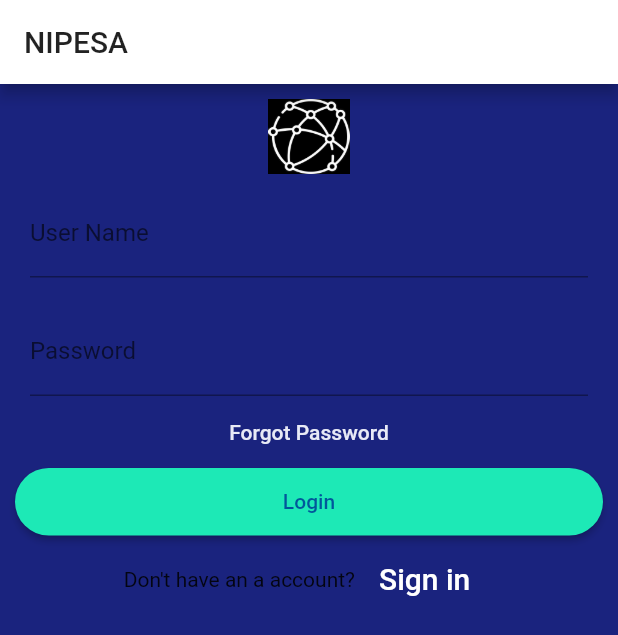
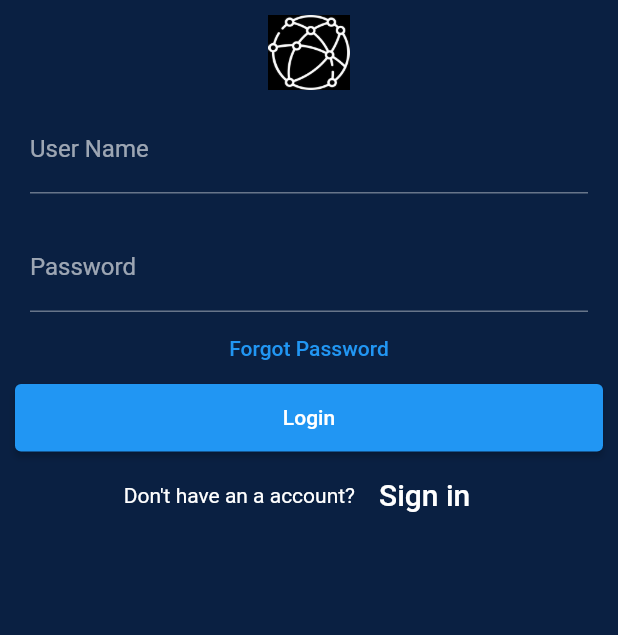
Before and after one commit to p2pesa/p2pesa_app, a Flutter app: the screen it shows after launch, after a tap on "Forgot Password", on a phone screen of 412 x 824 dp. Shown: the top 635 px of the screen. Run offline on Flutter 3.47's test engine with Material 2 defaults, Android fonts, the phone set to English and light mode, and no system bars.

Commit message:
Almost there

```diff
--- a/lib/login.dart
+++ b/lib/login.dart
@@ -12,10 +12,8 @@ class _LoginScreenState extends State<LoginScreen> {
   @override
   Widget build(BuildContext context) {
     return Scaffold(
-      appBar: AppBar(
-        title: Text('NIPESA'),
-      ),
-      body: Padding(
+      body: SafeArea(
+        child: Padding(
           padding: EdgeInsets.all(10),
           child: ListView(
             children: <Widget>[
@@ -47,27 +45,23 @@ class _LoginScreenState extends State<LoginScreen> {
                   ),
                 ),
               ),
-            FlatButton(
+              TextButton(
                 onPressed: () {
                   //forgot password screen
                 },
-              textColor: Color(0xFFE8EAF6),
                 child: Text('Forgot Password'),
               ),
               Container(
                 height: 50,
                 padding: EdgeInsets.only(bottom: 5),
-                child: RaisedButton(
-                  textColor: Color(0xFF01579B),
-                  color: Color(0xFF1DE9B6),
-                  shape: RoundedRectangleBorder(
-                      borderRadius: BorderRadius.circular(50)),
+                child: ElevatedButton(
                   child: Text('Login'),
                   onPressed: () {
                     print(usernameController.text);
                     print(passwordController.text);
                   },
-                )),
+                ),
+              ),
               Container(
                   child: Row(
                 children: <Widget>[
@@ -88,6 +82,7 @@ class _LoginScreenState extends State<LoginScreen> {
             ],
           ),
         ),
+      ),
     );
   }
 }
--- a/lib/main.dart
+++ b/lib/main.dart
@@ -8,8 +8,8 @@ void main() {
     MaterialApp(
       title: 'Pesa 2 Pesa',
       theme: ThemeData(
-        scaffoldBackgroundColor: const Color(0xFF1A237E),
-        brightness: Brightness.light,
+        scaffoldBackgroundColor: const Color(0xFF0A2042),
+        brightness: Brightness.dark,
         primaryColor: Color(0xFFFFFFFF),
       ),
       initialRoute: '/',
```
Lines whose indentation alone changed are shown as unchanged.
